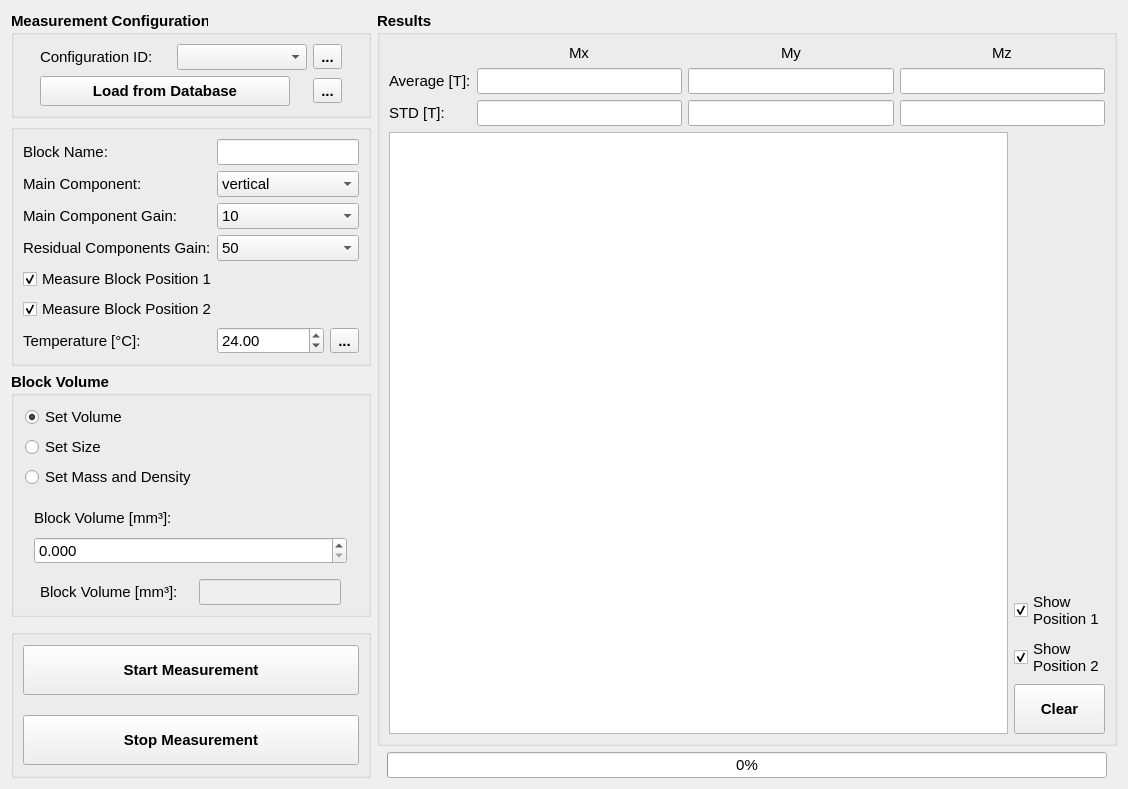
The window that helmholtz/gui/ui/measurementwidget.ui (lnls-ima/helmholtz-coil-control) describes before a commit, drawn with Qt 5.
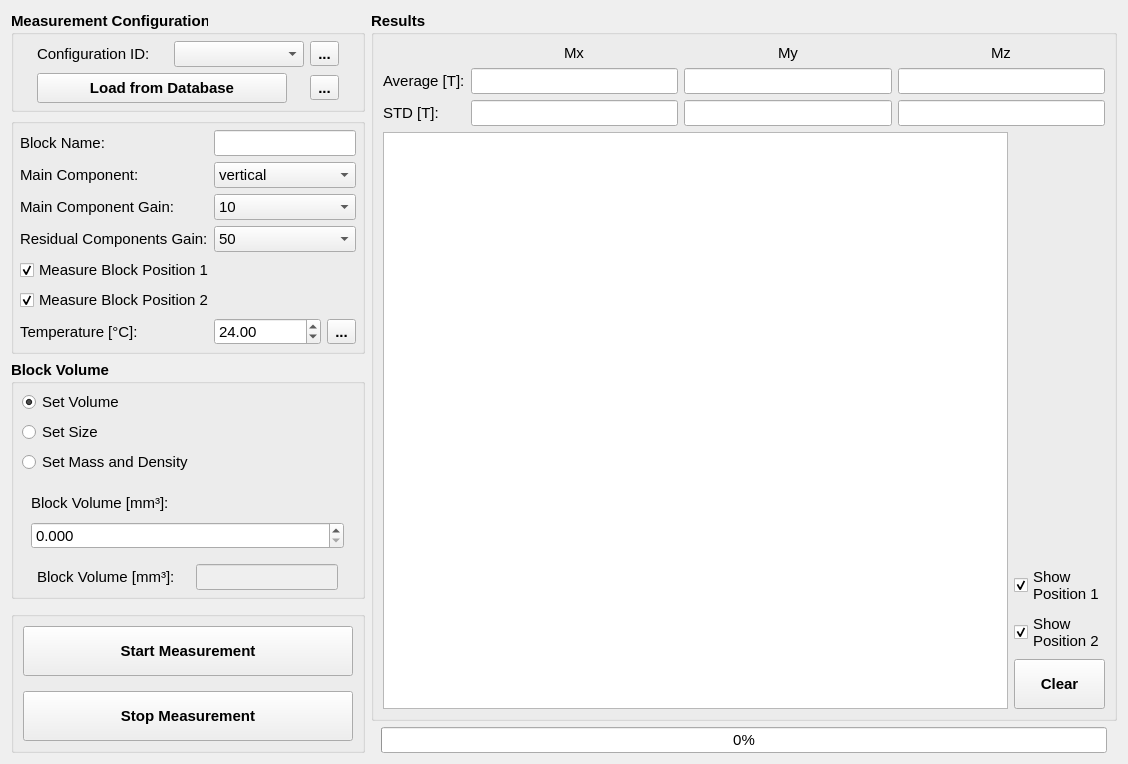
The same window after the commit. Icons and pictures are not drawn. Custom widgets are drawn as their Qt base class.

```diff
--- a/helmholtz/gui/ui/measurementwidget.ui
+++ b/helmholtz/gui/ui/measurementwidget.ui
@@ -7,7 +7,7 @@
     <x>0</x>
     <y>0</y>
     <width>1128</width>
-    <height>786</height>
+    <height>744</height>
    </rect>
   </property>
   <property name="font">
@@ -37,6 +37,18 @@
       <string/>
      </property>
      <layout class="QGridLayout" name="gridLayout">
+      <property name="leftMargin">
+       <number>6</number>
+      </property>
+      <property name="topMargin">
+       <number>6</number>
+      </property>
+      <property name="rightMargin">
+       <number>6</number>
+      </property>
+      <property name="bottomMargin">
+       <number>6</number>
+      </property>
       <item row="1" column="1" colspan="3">
        <widget class="QComboBox" name="cmb_main_component">
         <property name="font">
@@ -382,6 +394,18 @@
       <string>Measurement Configuration</string>
      </property>
      <layout class="QGridLayout" name="gridLayout_10">
+      <property name="leftMargin">
+       <number>6</number>
+      </property>
+      <property name="topMargin">
+       <number>6</number>
+      </property>
+      <property name="rightMargin">
+       <number>6</number>
+      </property>
+      <property name="bottomMargin">
+       <number>6</number>
+      </property>
       <item row="2" column="1">
        <widget class="QToolButton" name="tbt_save_db">
         <property name="toolTip">
@@ -481,13 +505,13 @@
      </property>
      <layout class="QVBoxLayout" name="verticalLayout">
       <property name="spacing">
-       <number>20</number>
+       <number>15</number>
       </property>
       <property name="topMargin">
-       <number>10</number>
+       <number>9</number>
       </property>
       <property name="bottomMargin">
-       <number>10</number>
+       <number>9</number>
       </property>
       <item>
        <widget class="QPushButton" name="pbt_start_measurement">
@@ -602,6 +626,18 @@
       <string>Block Volume</string>
      </property>
      <layout class="QGridLayout" name="gridLayout_13">
+      <property name="leftMargin">
+       <number>6</number>
+      </property>
+      <property name="topMargin">
+       <number>6</number>
+      </property>
+      <property name="rightMargin">
+       <number>6</number>
+      </property>
+      <property name="bottomMargin">
+       <number>6</number>
+      </property>
       <item row="0" column="0">
        <widget class="QRadioButton" name="rbt_volume">
         <property name="sizePolicy">
```
